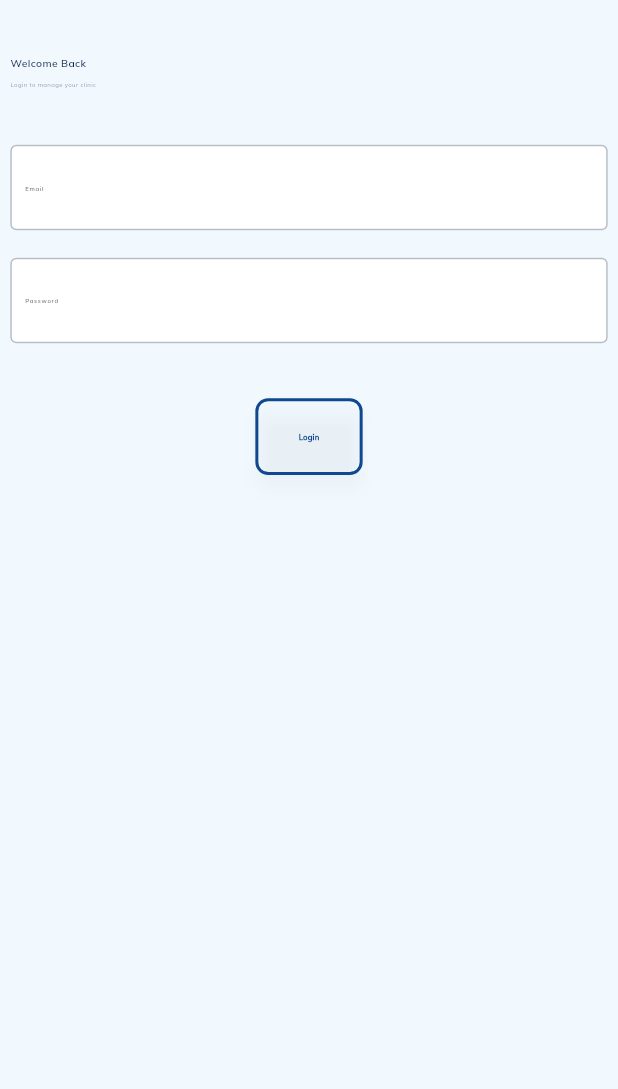
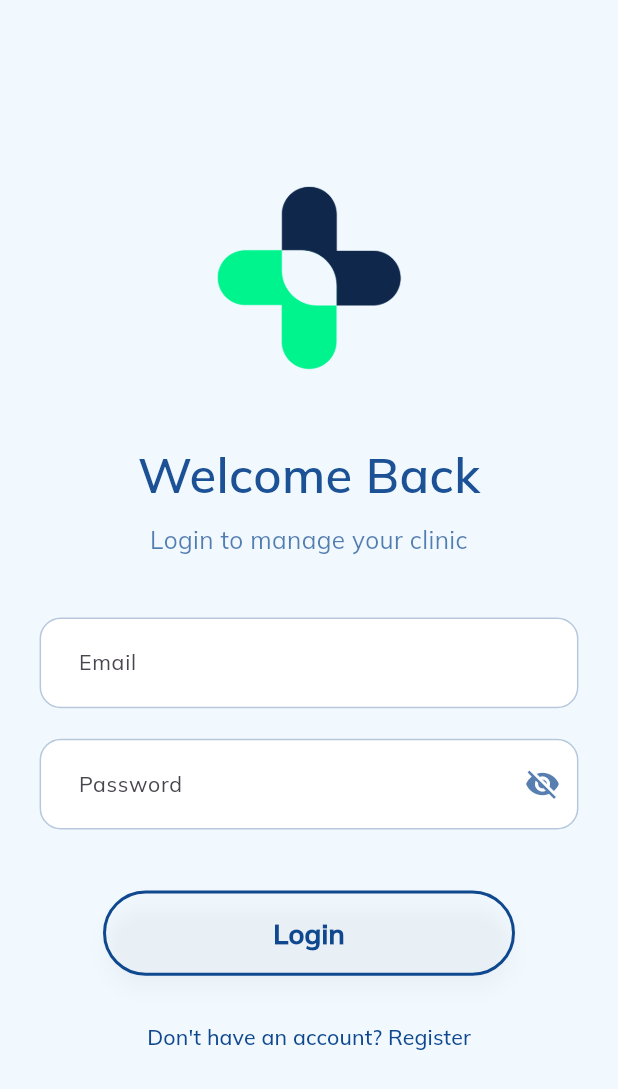
Before and after one commit to CompleteGlory/mediops, a Flutter app: the LoginScreen screen opened directly, on a phone screen of 412 x 824 dp. Shown: the top 1089 px of the screen. Run offline on Flutter 3.47's test engine with Material 3 defaults, Android fonts, the phone set to English and light mode, and no system bars; our stand-ins replace dio, flutter_screenutil, freezed_annotation, get_it, pretty_dio_logger, retrofit and 1 more; accounts and stored records are empty; generated files the repository leaves out were written again.

Commit message:
login and register ui done

```diff
--- a/lib/core/routing/app_router.dart
+++ b/lib/core/routing/app_router.dart
@@ -1,12 +1,18 @@
 import 'package:flutter/material.dart';
 import 'package:mediops/core/routing/routes.dart';
+import 'package:mediops/features/login/UI/login_screen.dart';
 import 'package:mediops/features/onboarding/onboarding_screen.dart';
+import 'package:mediops/features/register/UI/register_screen.dart';
 
 class AppRouter {
   Route? generateRoute(RouteSettings settings) {
     switch (settings.name) {
       case Routes.onBoarding:
         return MaterialPageRoute(builder: (_) => const MediOpsOnboarding());
+      case Routes.login:
+        return MaterialPageRoute(builder: (_) => const LoginScreen());
+      case Routes.register:
+        return MaterialPageRoute(builder: (_) => const RegisterScreen());
       default:
         null;
     }
--- a/lib/core/routing/routes.dart
+++ b/lib/core/routing/routes.dart
@@ -1,9 +1,5 @@
 class Routes {
   static const String onBoarding = '/onBoarding';
   static const String login = '/login';
-  static const String signup = '/signup';
-  static const String forgotPassword = '/forgotPassword';
-  static const String enterCode = '/enterCode';
-  static const String resetPassword = '/resetPassword';
-  static const String home = '/home';
+  static const String register = '/register';
   }
--- a/lib/core/widgets/app_text_field.dart
+++ b/lib/core/widgets/app_text_field.dart
@@ -1,11 +1,17 @@
 import 'package:flutter/material.dart';
 import 'package:flutter_screenutil/flutter_screenutil.dart';
+import 'package:mediops/core/themes/app_colors.dart';
+
+typedef Validator = String? Function(String?);
 
 class AppTextField extends StatelessWidget {
   final String label;
   final TextEditingController controller;
   final bool obscureText;
   final TextInputType keyboardType;
+  final ValueChanged<String>? onChanged;
+  final Validator? validator;
+  final Widget? suffixIcon;
 
   const AppTextField({
     super.key,
@@ -13,15 +19,22 @@ class AppTextField extends StatelessWidget {
     required this.controller,
     this.obscureText = false,
     this.keyboardType = TextInputType.text,
+    this.onChanged,
+    this.validator,
+    this.suffixIcon,
   });
 
   @override
   Widget build(BuildContext context) {
-    return TextField(
+    return TextFormField(
       controller: controller,
       obscureText: obscureText,
       keyboardType: keyboardType,
-      style: const TextStyle(fontFamily: 'mulish'),
+      onChanged: onChanged,
+      validator: validator,
+      style: const TextStyle(
+        fontFamily: 'mulish',
+      ),
       decoration: InputDecoration(
         labelText: label,
         labelStyle: TextStyle(
@@ -34,20 +47,21 @@ class AppTextField extends StatelessWidget {
           horizontal: 20.w,
           vertical: 18.h,
         ),
+        suffixIcon: suffixIcon,
         border: OutlineInputBorder(
           borderRadius: BorderRadius.circular(14.r),
-          borderSide: const BorderSide(color: Color(0xFF0F274A)),
+          borderSide: const BorderSide(color: AppColors.primary),
         ),
         enabledBorder: OutlineInputBorder(
           borderRadius: BorderRadius.circular(14.r),
           borderSide: BorderSide(
-            color: const Color(0xFF0F274A).withOpacity(0.3),
+            color: AppColors.primary.withOpacity(0.3),
           ),
         ),
         focusedBorder: OutlineInputBorder(
           borderRadius: BorderRadius.circular(14.r),
           borderSide: const BorderSide(
-            color: Color(0xFF0F488E),
+            color: AppColors.primary,
             width: 2,
           ),
         ),
--- a/lib/features/login/UI/login_screen.dart
+++ b/lib/features/login/UI/login_screen.dart
@@ -1,62 +1,135 @@
 import 'package:flutter/material.dart';
 import 'package:flutter_screenutil/flutter_screenutil.dart';
-import 'package:mediops/core/themes/app_text_styles.dart';
-import '../../../core/widgets/app_primary_button.dart';
-import '../../../core/widgets/app_text_field.dart';
+import 'package:mediops/core/themes/app_colors.dart';
+import 'package:mediops/core/widgets/app_primary_button.dart';
+import 'package:mediops/core/widgets/app_text_field.dart';
+import 'package:mediops/features/register/UI/register_screen.dart';
 
-class LoginScreen extends StatelessWidget {
+class LoginScreen extends StatefulWidget {
   const LoginScreen({super.key});
 
   @override
+  State<LoginScreen> createState() => _LoginScreenState();
+}
+
+class _LoginScreenState extends State<LoginScreen> {
+  final TextEditingController emailController = TextEditingController();
+  final TextEditingController passwordController = TextEditingController();
+
+  bool obscurePassword = true;
+
+  @override
   Widget build(BuildContext context) {
-    final emailController = TextEditingController();
-    final passwordController = TextEditingController();
-
     return Scaffold(
-      backgroundColor: const Color(0xFFF1F9FF),
+      backgroundColor: AppColors.background,
       body: SafeArea(
-        child: Padding(
+        child: Center(
+          child: SingleChildScrollView(
             padding: EdgeInsets.symmetric(horizontal: 24.w),
             child: Column(
-            crossAxisAlignment: CrossAxisAlignment.start,
               children: [
-              SizedBox(height: 40.h),
+                // LOGO
+                Image.asset(
+                  'assets/images/mediops light.png',
+                  height: 150.h,
+                ),
+                SizedBox(height: 32.h),
 
-              Text('Welcome Back', style: AppTextStyles.title),
+                // TITLE
+                Text(
+                  'Welcome Back',
+                  style: TextStyle(
+                    fontFamily: 'mulish',
+                    fontSize: 32.sp,
+                    fontWeight: FontWeight.bold,
+                    color: AppColors.secondary,
+                  ),
+                ),
                 SizedBox(height: 8.h),
                 Text(
                   'Login to manage your clinic',
-                style: AppTextStyles.bodyMuted,
+                  style: TextStyle(
+                    fontFamily: 'mulish',
+                    fontSize: 16.sp,
+                    color: AppColors.secondary.withOpacity(0.7),
                   ),
-
+                  textAlign: TextAlign.center,
+                ),
                 SizedBox(height: 40.h),
 
+                // EMAIL FIELD
                 AppTextField(
                   label: 'Email',
                   controller: emailController,
                   keyboardType: TextInputType.emailAddress,
+                  onChanged: (val) {
+                    // handle email changes if needed
+                  },
+                  validator: (value) {
+                    if (value == null || value.isEmpty) return 'Email is required';
+                    return null;
+                  },
                 ),
-
                 SizedBox(height: 20.h),
 
+                // PASSWORD FIELD
                 AppTextField(
                   label: 'Password',
                   controller: passwordController,
-                obscureText: true,
+                  obscureText: obscurePassword,
+                  onChanged: (val) {
+                    // handle password strength if needed
+                  },
+                  validator: (value) {
+                    if (value == null || value.isEmpty) return 'Password is required';
+                    return null;
+                  },
+                  // Add a suffix icon for show/hide
+                  suffixIcon: IconButton(
+                    icon: Icon(
+                      obscurePassword ? Icons.visibility_off : Icons.visibility,
+                      color: AppColors.secondary.withOpacity(0.7),
                     ),
-
+                    onPressed: () {
+                      setState(() {
+                        obscurePassword = !obscurePassword;
+                      });
+                    },
+                  ),
+                ),
                 SizedBox(height: 40.h),
 
-              Center(
-                child: AppPrimaryButton(
+                // LOGIN BUTTON
+                AppPrimaryButton(
                   text: 'Login',
-                  onPressed: () {},
+                  onPressed: () {
+                    // TODO: Call login API
+                  },
+                ),
+                SizedBox(height: 16.h),
+
+                // REGISTER LINK
+                TextButton(
+                  onPressed: () {
+                    Navigator.push(
+                      context,
+                      MaterialPageRoute(builder: (_) => const RegisterScreen()),
+                    );
+                  },
+                  child: Text(
+                    "Don't have an account? Register",
+                    style: TextStyle(
+                      fontFamily: 'mulish',
+                      fontSize: 14.sp,
+                      color: AppColors.primary,
+                    ),
                   ),
                 ),
               ],
             ),
           ),
         ),
+      ),
     );
   }
 }
--- a/lib/features/onboarding/onboarding_screen.dart
+++ b/lib/features/onboarding/onboarding_screen.dart
@@ -2,6 +2,8 @@
 
 import 'package:flutter/material.dart';
 import 'package:flutter_screenutil/flutter_screenutil.dart';
+import 'package:mediops/core/helpers/extensions.dart';
+import 'package:mediops/core/routing/routes.dart';
 import 'package:mediops/core/themes/app_colors.dart';
 import 'package:mediops/core/themes/app_text_styles.dart';
 import 'package:mediops/core/widgets/app_primary_button.dart';
@@ -152,9 +154,8 @@ class MediOpsOnboarding extends StatelessWidget {
               AppPrimaryButton(
                 text: 'Start Free Trial',
                 onPressed: () {
-                  Navigator.push(
-                    context,
-                    MaterialPageRoute(builder: (_) => const LoginScreen()),
+                 context.pushNamed(
+                   Routes.register,
                   );
                 },
               ),
```
Also changed, not shown: lib/core/helpers/get_design_size.dart (added, +20 -0 lines), lib/features/register/UI/register_screen.dart (added, +223 -0 lines), lib/mediops_app.dart (+12 -6 lines), diagrams/mediops.png, 2 other files. Lines whose indentation alone changed are shown as unchanged.
